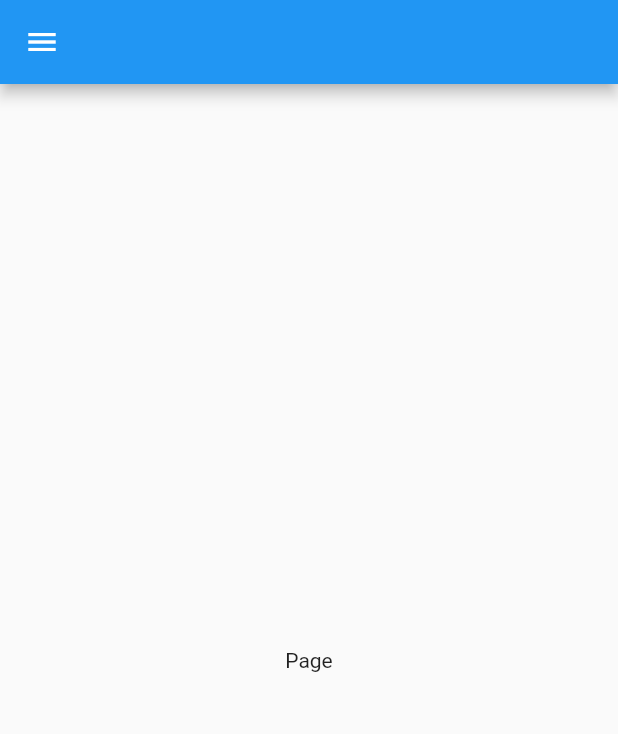
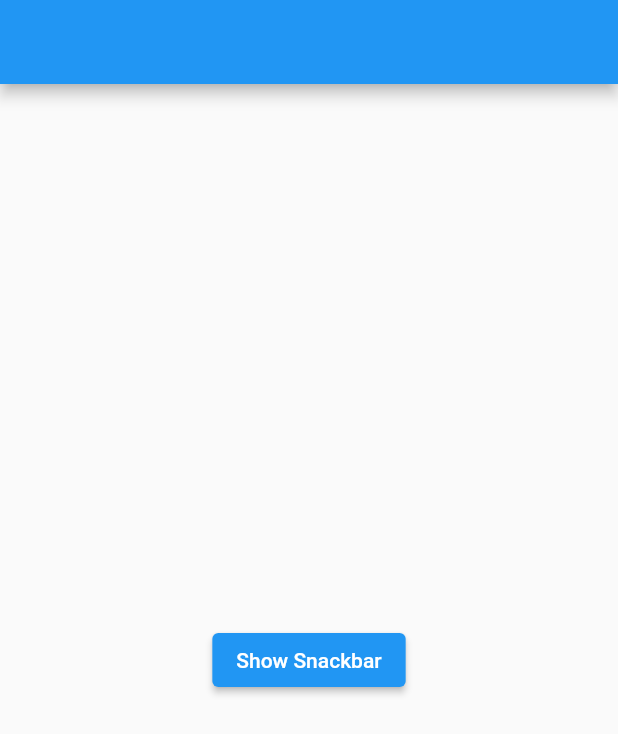
Before and after one commit to bahrie127/cookbook_flutter, a Flutter app: the screen it shows after launch, on a phone screen of 412 x 824 dp. Shown: the top 734 px of the screen. Run offline on Flutter 3.47's test engine with Material 2 defaults, Android fonts, the light colour scheme and no system bars.

Commit message:
Display a snackbar

```diff
--- /dev/null
+++ b/lib/cookbook/design/snackbar_page.dart
@@ -0,0 +1,27 @@
+import 'package:flutter/material.dart';
+
+class SnackBarPage extends StatelessWidget {
+  const SnackBarPage({Key? key}) : super(key: key);
+
+  @override
+  Widget build(BuildContext context) {
+    return Scaffold(
+      appBar: AppBar(),
+      body: Center(
+        child: ElevatedButton(
+          onPressed: () {
+            final snackBar = SnackBar(
+              content: const Text(' Yes, a Snackbar..'),
+              action: SnackBarAction(
+                label: 'Undo',
+                onPressed: () {},
+              ),
+            );
+            ScaffoldMessenger.of(context).showSnackBar(snackBar);
+          },
+          child: const Text('Show Snackbar'),
+        ),
+      ),
+    );
+  }
+}
--- a/lib/main.dart
+++ b/lib/main.dart
@@ -2,12 +2,13 @@ import 'package:cookbook_flutter/cookbook/animation/fade_widget_in_out.dart';
 import 'package:cookbook_flutter/cookbook/animation/properties_container.dart';
 import 'package:cookbook_flutter/cookbook/animation/widget_using_physics_simulation.dart';
 import 'package:cookbook_flutter/cookbook/design/drawer_screen.dart';
+import 'package:cookbook_flutter/cookbook/design/snackbar_page.dart';
 import 'package:flutter/material.dart';
 
 import 'cookbook/animation/page_route_transition.dart';
 
 void main() {
   runApp(const MaterialApp(
-    home: DraawerDemo(),
+    home: SnackBarPage(),
   ));
 }
```
